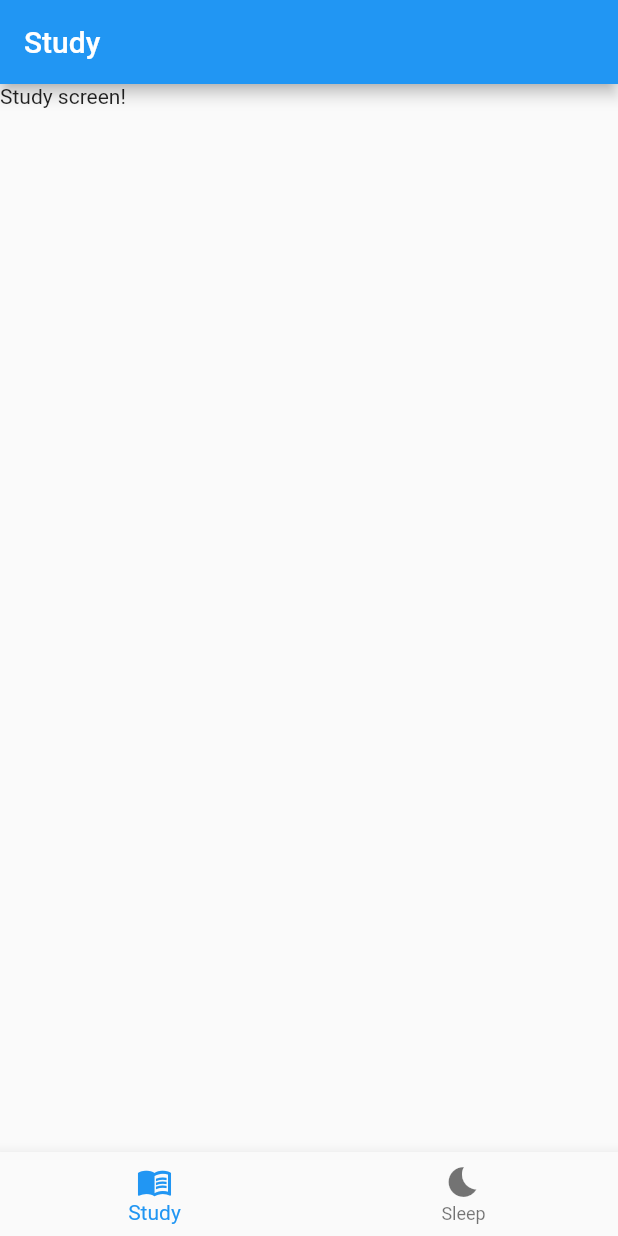
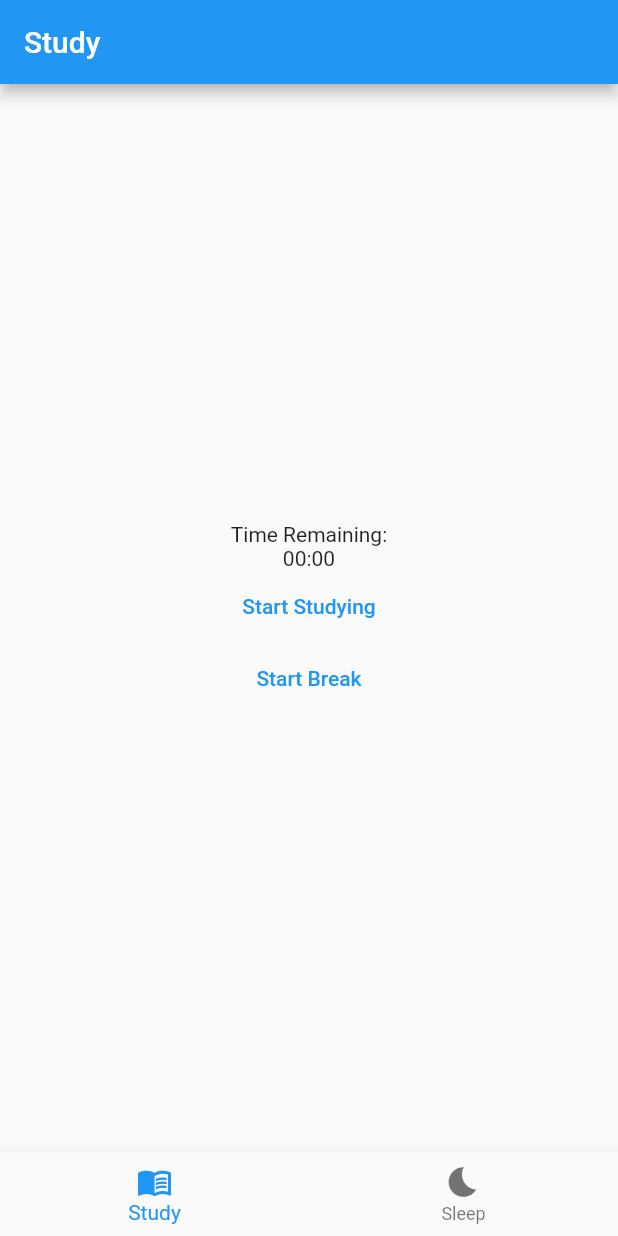
Before and after one commit to alexeastlake/study-timer-app, a Flutter app: the screen it shows after launch, on a phone screen of 412 x 824 dp. Run offline on Flutter 3.47's test engine with Material 2 defaults, Android fonts, the phone set to English and light mode, and no system bars.

Commit message:
Added text and buttons to StudyScreen

```diff
--- a/app/lib/screens/StudyScreen.dart
+++ b/app/lib/screens/StudyScreen.dart
@@ -10,7 +10,36 @@ class StudyScreen extends StatelessWidget {
       appBar: AppBar(
           title: const Text("Study"),
       ),
-      body: const Text("Study screen!"),
+      body: Center(
+        child: Column(
+          mainAxisAlignment: MainAxisAlignment.center,
+          crossAxisAlignment: CrossAxisAlignment.center,
+          children: [
+            const Text(
+              "Time Remaining:"
+            ),
+            const Text(
+              "00:00"
+            ),
+            TextButton(
+              onPressed: (() {
+                print("Start Studying");
+              }),
+              child: const Text(
+                "Start Studying"
+              ),
+            ),
+            TextButton(
+              onPressed: (() {
+                print("Start Break");
+              }),
+              child: const Text(
+                "Start Break"
+              ),
+            ),
+          ],
+        ),
+      ),
     );
   }
 }
```
